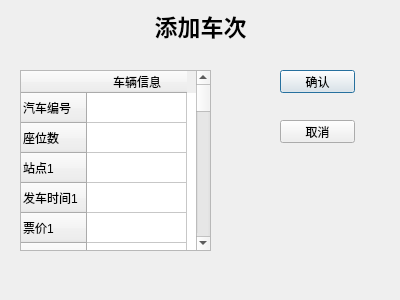
The window that Client/Administrator/Administrator/addcoach.ui (ticketgroup/qichedinggpiao) describes before a commit, drawn with Qt 5.
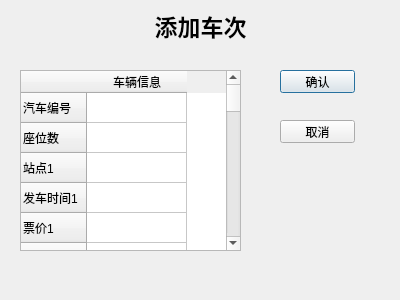
The same window after the commit.

```diff
--- a/Client/Administrator/Administrator/addcoach.ui
+++ b/Client/Administrator/Administrator/addcoach.ui
@@ -18,7 +18,7 @@
     <rect>
      <x>20</x>
      <y>70</y>
-     <width>191</width>
+     <width>221</width>
      <height>181</height>
     </rect>
    </property>
```
